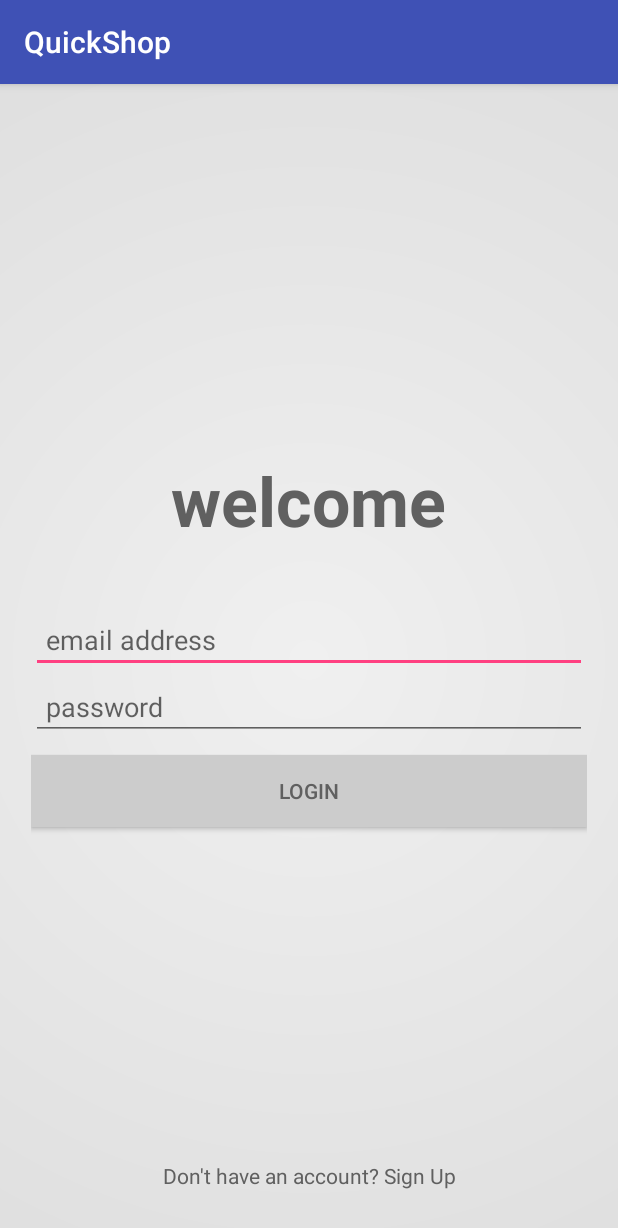
After one commit to ThukuWakogi/QuickShop, an Android app: the Authenticate screen opened directly, with no data from a screen before it, on a phone screen of 412 x 824 dp. The commit adds this screen. Shown: the top 1228 px of the screen. Run offline under Robolectric (Android 15) with nearby library versions, the phone set to English and light mode, and no system bars.

Commit message:
add login activity

```diff
--- a/app/src/main/AndroidManifest.xml
+++ b/app/src/main/AndroidManifest.xml
@@ -8,14 +8,17 @@
         android:label="@string/app_name"
         android:roundIcon="@mipmap/ic_launcher_round"
         android:supportsRtl="true"
-        android:theme="@style/AppTheme">
+        android:theme="@style/AppTheme"
+        android:fullBackupContent="@xml/backup_descriptor">
         <activity android:name=".MainActivity">
             <intent-filter>
                 <action android:name="android.intent.action.MAIN" />
-
+                <category android:name="android.intent.category.DEFAULT"/>
+                <category android:name="android.intent.category.BROWSABLE"/>
                 <category android:name="android.intent.category.LAUNCHER" />
             </intent-filter>
         </activity>
+        <activity android:name=".Authenticate"></activity>
     </application>
 
 </manifest>
--- /dev/null
+++ b/app/src/main/java/com/example/elvina/quickshop/Authenticate.java
@@ -0,0 +1,13 @@
+package com.example.elvina.quickshop;
+
+import android.support.v7.app.AppCompatActivity;
+import android.os.Bundle;
+
+public class Authenticate extends AppCompatActivity {
+
+    @Override
+    protected void onCreate(Bundle savedInstanceState) {
+        super.onCreate(savedInstanceState);
+        setContentView(R.layout.activity_authenticate);
+    }
+}
--- /dev/null
+++ b/app/src/main/res/drawable/qs_button.xml
@@ -0,0 +1,12 @@
+<?xml version="1.0" encoding="utf-8"?>
+<shape
+    android:shape="rectangle"
+    xmlns:android="http://schemas.android.com/apk/res/android">
+    <solid
+        android:color="@color/theMoreDarkKindaDarkWhite">
+    </solid>
+</shape>
+<!--
+<selector xmlns:android="http://schemas.android.com/apk/res/android">
+
+</selector>-->
--- /dev/null
+++ b/app/src/main/res/drawable/qs_gradient.xml
@@ -0,0 +1,14 @@
+<?xml version="1.0" encoding="utf-8"?>
+<shape
+    android:shape="rectangle"
+    xmlns:android="http://schemas.android.com/apk/res/android">
+    <gradient
+        android:gradientRadius="750"
+        android:endColor="@color/theDarkKindaDarkWhite"
+        android:startColor="@color/theLightKindaDarkWhite"
+        android:type="radial"/>
+</shape>
+<!--
+<selector xmlns:android="http://schemas.android.com/apk/res/android">
+
+</selector>-->
--- /dev/null
+++ b/app/src/main/res/layout/activity_authenticate.xml
@@ -0,0 +1,71 @@
+<?xml version="1.0" encoding="utf-8"?>
+<RelativeLayout
+    android:layout_width="match_parent"
+    android:layout_height="match_parent"
+    android:background="@drawable/qs_gradient"
+    android:paddingTop="@dimen/activity_vertical_margin"
+    android:paddingBottom="@dimen/activity_vertical_margin"
+    android:paddingLeft="@dimen/activity_horizontal_margin"
+    android:paddingRight="@dimen/activity_horizontal_margin"
+    xmlns:android="http://schemas.android.com/apk/res/android">
+    <LinearLayout
+        android:layout_width="fill_parent"
+        android:layout_height="wrap_content"
+        android:layout_centerInParent="true"
+        android:layout_marginLeft="15dp"
+        android:layout_marginRight="15dp"
+        android:gravity="center"
+        android:orientation="vertical">
+        <TextView
+            android:layout_width="wrap_content"
+            android:layout_height="wrap_content"
+            android:layout_marginBottom="40dp"
+            android:text="@string/welcome"
+            android:textColor="@color/darkGray"
+            android:textSize="45sp"
+            android:textStyle="bold"/>
+        <LinearLayout
+            android:layout_width="fill_parent"
+            android:layout_height="wrap_content"
+            android:orientation="vertical">
+            <EditText
+                android:layout_width="fill_parent"
+                android:layout_height="wrap_content"
+                android:hint="@string/emailText"
+                android:paddingTop="10dp"
+                android:paddingBottom="10dp"
+                android:paddingLeft="10dp"
+                android:paddingRight="10dp"
+                android:layout_margin="0dp"
+                android:singleLine="true"/>
+            <EditText
+                android:layout_width="fill_parent"
+                android:layout_height="wrap_content"
+                android:hint="@string/passwordText"
+                android:paddingTop="10dp"
+                android:paddingBottom="10dp"
+                android:paddingLeft="10dp"
+                android:paddingRight="10dp"
+                android:layout_marginTop="0dp"
+                android:layout_marginBottom="10dp"
+                android:layout_marginLeft="0dp"
+                android:layout_marginRight="0dp"
+                android:singleLine="true"/>
+        </LinearLayout>
+        <Button
+            android:layout_width="fill_parent"
+            android:layout_height="wrap_content"
+            android:layout_marginBottom="25dp"
+            android:text="@string/loginText"
+            android:textColor="@color/darkGray"
+            android:background="@drawable/qs_button"/>
+    </LinearLayout>
+    <TextView
+        android:layout_width="fill_parent"
+        android:layout_height="wrap_content"
+        android:text="@string/queryAccountPresenceText"
+        android:layout_alignParentBottom="true"
+        android:gravity="center_horizontal"
+        android:layout_marginBottom="25dp"
+        android:textColor="@color/darkGray"/>
+</RelativeLayout>
--- a/app/src/main/res/values/colors.xml
+++ b/app/src/main/res/values/colors.xml
@@ -3,4 +3,9 @@
     <color name="colorPrimary">#3F51B5</color>
     <color name="colorPrimaryDark">#303F9F</color>
     <color name="colorAccent">#FF4081</color>
+
+    <color name="theLightKindaDarkWhite">#F0F0F0</color>
+    <color name="theDarkKindaDarkWhite">#DDDDDD</color>
+    <color name="theMoreDarkKindaDarkWhite">#CCCCCC</color>
+    <color name="darkGray">#606060</color>
 </resources>
--- /dev/null
+++ b/app/src/main/res/values/dimens.xml
@@ -0,0 +1,5 @@
+<?xml version="1.0" encoding="utf-8"?>
+<resources>
+    <dimen name="activity_horizontal_margin">5dp</dimen>
+    <dimen name="activity_vertical_margin">5dp</dimen>
+</resources>
--- a/app/src/main/res/values/strings.xml
+++ b/app/src/main/res/values/strings.xml
@@ -1,3 +1,8 @@
 <resources>
     <string name="app_name">QuickShop</string>
+    <string name="emailText">email address</string>
+    <string name="passwordText">password</string>
+    <string name="loginText">login</string>
+    <string name="queryAccountPresenceText">Don\'t have an account? Sign Up</string>
+    <string name="welcome">welcome</string>
 </resources>
--- /dev/null
+++ b/app/src/main/res/xml/backup_descriptor.xml
@@ -0,0 +1,4 @@
+<?xml version="1.0" encoding="utf-8"?>
+<full-backup-content>
+    <!-- Exclude specific shared preferences that contain GCM registration Id -->
+</full-backup-content>
```
